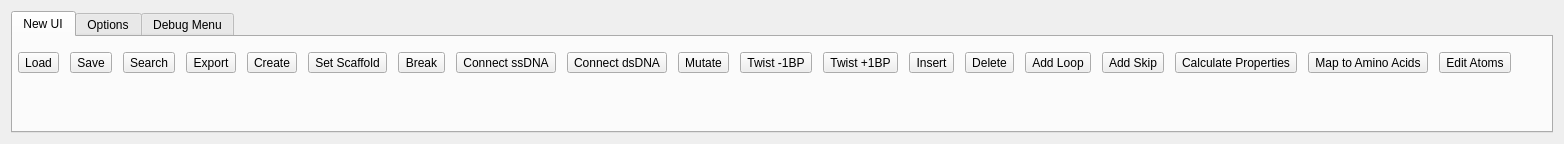
Old version of the form AdenitaCoreSE/form/SEAdenitaCoreSEAppGUI.ui in the repository edellano/Adenita-SAMSON-Edition.
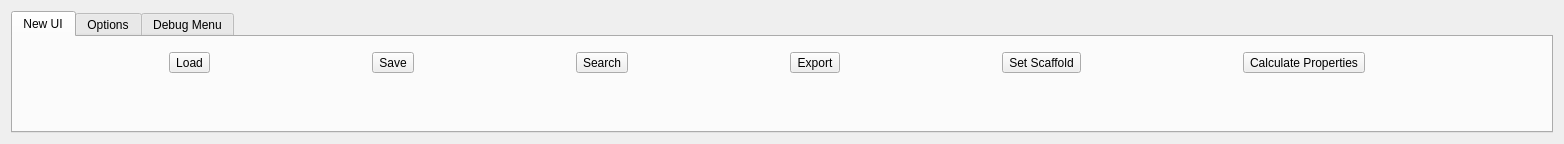
New version of the form.

Commit message: removed the gui buttons for the editors (easier to keep consistency).

The edit to the form file:
```diff
--- a/AdenitaCoreSE/form/SEAdenitaCoreSEAppGUI.ui
+++ b/AdenitaCoreSE/form/SEAdenitaCoreSEAppGUI.ui
@@ -120,28 +120,6 @@
             </property>
            </widget>
           </item>
-          <item>
-           <widget class="QToolButton" name="btnCreate">
-            <property name="text">
-             <string>Create</string>
-            </property>
-            <property name="iconSize">
-             <size>
-              <width>20</width>
-              <height>20</height>
-             </size>
-            </property>
-            <property name="shortcut">
-             <string>Ctrl+R</string>
-            </property>
-            <property name="checkable">
-             <bool>false</bool>
-            </property>
-            <property name="toolButtonStyle">
-             <enum>Qt::ToolButtonTextUnderIcon</enum>
-            </property>
-           </widget>
-          </item>
           <item>
            <widget class="QToolButton" name="btnSetScaff">
             <property name="text">
@@ -161,205 +139,6 @@
             </property>
            </widget>
           </item>
-          <item>
-           <widget class="QToolButton" name="btnBreak">
-            <property name="text">
-             <string>Break</string>
-            </property>
-            <property name="iconSize">
-             <size>
-              <width>20</width>
-              <height>20</height>
-             </size>
-            </property>
-            <property name="shortcut">
-             <string>Ctrl+B</string>
-            </property>
-            <property name="checkable">
-             <bool>true</bool>
-            </property>
-            <property name="toolButtonStyle">
-             <enum>Qt::ToolButtonTextUnderIcon</enum>
-            </property>
-           </widget>
-          </item>
-          <item>
-           <widget class="QToolButton" name="btnConnectSS">
-            <property name="text">
-             <string>Connect ssDNA</string>
-            </property>
-            <property name="iconSize">
-             <size>
-              <width>20</width>
-              <height>20</height>
-             </size>
-            </property>
-            <property name="shortcut">
-             <string>Ctrl+[</string>
-            </property>
-            <property name="checkable">
-             <bool>true</bool>
-            </property>
-            <property name="toolButtonStyle">
-             <enum>Qt::ToolButtonTextUnderIcon</enum>
-            </property>
-           </widget>
-          </item>
-          <item>
-           <widget class="QToolButton" name="btnConnectDS">
-            <property name="text">
-             <string>Connect dsDNA</string>
-            </property>
-            <property name="iconSize">
-             <size>
-              <width>20</width>
-              <height>20</height>
-             </size>
-            </property>
-            <property name="shortcut">
-             <string>Ctrl+]</string>
-            </property>
-            <property name="checkable">
-             <bool>true</bool>
-            </property>
-            <property name="toolButtonStyle">
-             <enum>Qt::ToolButtonTextUnderIcon</enum>
-            </property>
-           </widget>
-          </item>
-          <item>
-           <widget class="QToolButton" name="btnMutate">
-            <property name="focusPolicy">
-             <enum>Qt::TabFocus</enum>
-            </property>
-            <property name="text">
-             <string>Mutate</string>
-            </property>
-            <property name="iconSize">
-             <size>
-              <width>20</width>
-              <height>20</height>
-             </size>
-            </property>
-            <property name="shortcut">
-             <string>Ctrl+M</string>
-            </property>
-            <property name="checkable">
-             <bool>true</bool>
-            </property>
-            <property name="toolButtonStyle">
-             <enum>Qt::ToolButtonTextUnderIcon</enum>
-            </property>
-           </widget>
-          </item>
-          <item>
-           <widget class="QToolButton" name="btnTwistDoubleHelixMinus">
-            <property name="text">
-             <string>Twist -1BP</string>
-            </property>
-            <property name="checkable">
-             <bool>true</bool>
-            </property>
-           </widget>
-          </item>
-          <item>
-           <widget class="QToolButton" name="btnTwistDoubleHelixPlus">
-            <property name="text">
-             <string>Twist +1BP</string>
-            </property>
-            <property name="checkable">
-             <bool>true</bool>
-            </property>
-           </widget>
-          </item>
-          <item>
-           <widget class="QToolButton" name="btnInsert">
-            <property name="text">
-             <string>Insert</string>
-            </property>
-            <property name="iconSize">
-             <size>
-              <width>20</width>
-              <height>20</height>
-             </size>
-            </property>
-            <property name="shortcut">
-             <string>Ctrl+I</string>
-            </property>
-            <property name="checkable">
-             <bool>true</bool>
-            </property>
-            <property name="toolButtonStyle">
-             <enum>Qt::ToolButtonTextUnderIcon</enum>
-            </property>
-           </widget>
-          </item>
-          <item>
-           <widget class="QToolButton" name="btnDelete">
-            <property name="text">
-             <string>Delete</string>
-            </property>
-            <property name="iconSize">
-             <size>
-              <width>20</width>
-              <height>20</height>
-             </size>
-            </property>
-            <property name="shortcut">
-             <string>Ctrl+D</string>
-            </property>
-            <property name="checkable">
-             <bool>true</bool>
-            </property>
-            <property name="toolButtonStyle">
-             <enum>Qt::ToolButtonTextUnderIcon</enum>
-            </property>
-           </widget>
-          </item>
-          <item>
-           <widget class="QToolButton" name="btnAddLoop">
-            <property name="text">
-             <string>Add Loop</string>
-            </property>
-            <property name="iconSize">
-             <size>
-              <width>20</width>
-              <height>20</height>
-             </size>
-            </property>
-            <property name="shortcut">
-             <string>Ctrl+L</string>
-            </property>
-            <property name="checkable">
-             <bool>true</bool>
-            </property>
-            <property name="toolButtonStyle">
-             <enum>Qt::ToolButtonTextUnderIcon</enum>
-            </property>
-           </widget>
-          </item>
-          <item>
-           <widget class="QToolButton" name="btnAddSkip">
-            <property name="text">
-             <string>Add Skip</string>
-            </property>
-            <property name="iconSize">
-             <size>
-              <width>20</width>
-              <height>20</height>
-             </size>
-            </property>
-            <property name="shortcut">
-             <string>Ctrl+K</string>
-            </property>
-            <property name="checkable">
-             <bool>true</bool>
-            </property>
-            <property name="toolButtonStyle">
-             <enum>Qt::ToolButtonTextUnderIcon</enum>
-            </property>
-           </widget>
-          </item>
           <item>
            <widget class="QToolButton" name="btnCalculateBindingProperties">
             <property name="text">
@@ -367,44 +146,6 @@
             </property>
            </widget>
           </item>
-          <item>
-           <widget class="QToolButton" name="btnMapToAminoAcids">
-            <property name="text">
-             <string>Map to Amino Acids</string>
-            </property>
-            <property name="iconSize">
-             <size>
-              <width>20</width>
-              <height>20</height>
-             </size>
-            </property>
-            <property name="shortcut">
-             <string>Ctrl+M</string>
-            </property>
-            <property name="toolButtonStyle">
-             <enum>Qt::ToolButtonTextUnderIcon</enum>
-            </property>
-           </widget>
-          </item>
-          <item>
-           <widget class="QToolButton" name="btnEditAtoms">
-            <property name="text">
-             <string>Edit Atoms</string>
-            </property>
-            <property name="iconSize">
-             <size>
-              <width>20</width>
-              <height>20</height>
-             </size>
-            </property>
-            <property name="shortcut">
-             <string>Ctrl+.</string>
-            </property>
-            <property name="toolButtonStyle">
-             <enum>Qt::ToolButtonTextUnderIcon</enum>
-            </property>
-           </widget>
-          </item>
          </layout>
         </widget>
        </widget>
```
Left out of the diff: 96 changed lines with no effect on the pictures. The commit also changes 2 other files.
